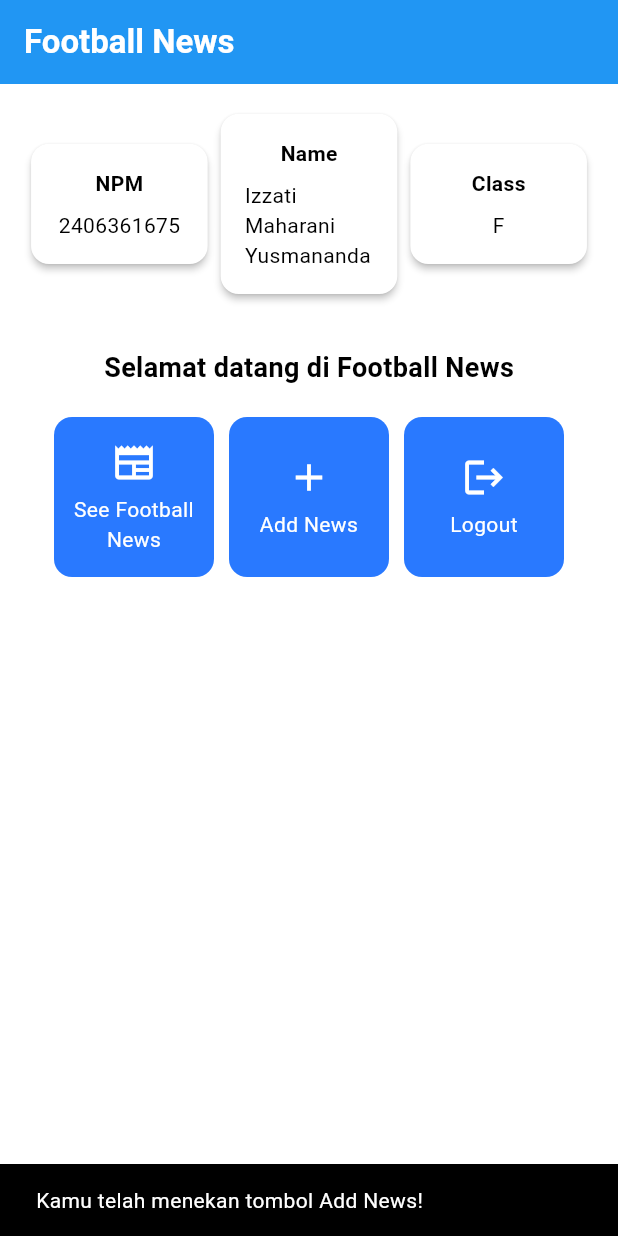
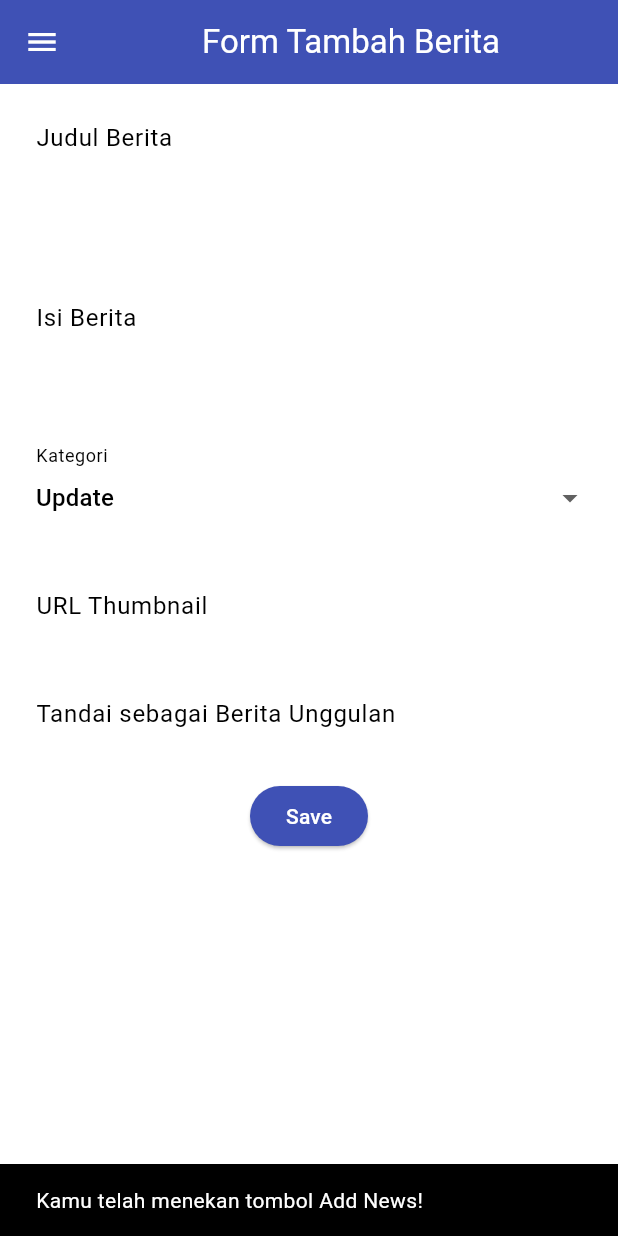
Before and after one commit to izziewizzle/football-news-mobile, a Flutter app: the screen it shows after launch, after a tap on "Add News", on a phone screen of 412 x 824 dp. Run offline on Flutter 3.47's test engine with Material 3 defaults, Android fonts, the phone set to English and light mode, and no system bars.

Commit message:
TUTOR7 DONE

```diff
--- a/lib/main.dart
+++ b/lib/main.dart
@@ -1,5 +1,5 @@
 import 'package:flutter/material.dart';
-import 'package:football_news/menu.dart';
+import 'package:football_news/screens/menu.dart';
 
 void main() {
   runApp(const MyApp());
@@ -8,29 +8,12 @@ void main() {
 class MyApp extends StatelessWidget {
   const MyApp({super.key});
 
-  // This widget is the root of your application.
   @override
   Widget build(BuildContext context) {
     return MaterialApp(
       title: 'Flutter Demo',
       theme: ThemeData(
-        // This is the theme of your application.
-        //
-        // TRY THIS: Try running your application with "flutter run". You'll see
-        // the application has a purple toolbar. Then, without quitting the app,
-        // try changing the seedColor in the colorScheme below to Colors.green
-        // and then invoke "hot reload" (save your changes or press the "hot
-        // reload" button in a Flutter-supported IDE, or press "r" if you used
-        // the command line to start the app).
-        //
-        // Notice that the counter didn't reset back to zero; the application
-        // state is not lost during the reload. To reset the state, use hot
-        // restart instead.
-        //
-        // This works for code too, not just values: Most code changes can be
-        // tested with just a hot reload.
-          colorScheme: ColorScheme.fromSwatch(primarySwatch: Colors.blue)
-  .copyWith(secondary: Colors.blueAccent[400]),
+         colorScheme: ColorScheme.fromSwatch(primarySwatch: Colors.blue).copyWith(secondary: Colors.blueAccent[400]),
       ),
       home: MyHomePage(),
     );
--- a/lib/menu.dart
+++ /dev/null
@@ -1,187 +0,0 @@
-import 'package:flutter/material.dart';
-
-class MyHomePage extends StatelessWidget {
-    MyHomePage({super.key}); //sudah ada pada code sebelumnya
-
-    final String nama = "Izzati Maharani Yusmananda"; //nama
-    final String npm = "2406361675"; //npm
-    final String kelas = "F"; //kelas
-
-    final List<ItemHomepage> items = [
-    ItemHomepage("See Football News", Icons.newspaper),
-    ItemHomepage("Add News", Icons.add),
-    ItemHomepage("Logout", Icons.logout),
-    ];
-
-    @override
-    Widget build(BuildContext context) {
-    // Scaffold menyediakan struktur dasar halaman dengan AppBar dan body.
-    return Scaffold(
-      // AppBar adalah bagian atas halaman yang menampilkan judul.
-        appBar: AppBar(
-            // Judul aplikasi "Football News" dengan teks putih dan tebal.
-            title: const Text(
-            'Football News',
-            style: TextStyle(
-                color: Colors.white,
-                fontWeight: FontWeight.bold,
-            ),
-            ),
-            // Warna latar belakang AppBar diambil dari skema warna tema aplikasi.
-            backgroundColor: Theme.of(context).colorScheme.primary,
-        ),
-        // Body halaman dengan padding di sekelilingnya.
-        body: Padding(
-            padding: const EdgeInsets.all(16.0),
-            // Menyusun widget secara vertikal dalam sebuah kolom.
-            child: Column(
-            crossAxisAlignment: CrossAxisAlignment.center,
-            children: [
-                // Row untuk menampilkan 3 InfoCard secara horizontal.
-                Row(
-                mainAxisAlignment: MainAxisAlignment.spaceEvenly,
-                children: [
-                    InfoCard(title: 'NPM', content: npm),
-                    InfoCard(title: 'Name', content: nama),
-                    InfoCard(title: 'Class', content: kelas),
-                ],
-                ),
-
-                // Memberikan jarak vertikal 16 unit.
-                const SizedBox(height: 16.0),
-
-                // Menempatkan widget berikutnya di tengah halaman.
-                Center(
-                child: Column(
-                    // Menyusun teks dan grid item secara vertikal.
-
-                    children: [
-                    // Menampilkan teks sambutan dengan gaya tebal dan ukuran 18.
-                    const Padding(
-                        padding: EdgeInsets.only(top: 16.0),
-                        child: Text(
-                        'Selamat datang di Football News',
-                        style: TextStyle(
-                            fontWeight: FontWeight.bold,
-                            fontSize: 18.0,
-                        ),
-                        ),
-                    ),
-
-                    // Grid untuk menampilkan ItemCard dalam bentuk grid 3 kolom.
-                    GridView.count(
-                        primary: true,
-                        padding: const EdgeInsets.all(20),
-                        crossAxisSpacing: 10,
-                        mainAxisSpacing: 10,
-                        crossAxisCount: 3,
-                        // Agar grid menyesuaikan tinggi kontennya.
-                        shrinkWrap: true,
-
-                        // Menampilkan ItemCard untuk setiap item dalam list items.
-                        children: items.map((ItemHomepage item) {
-                        return ItemCard(item);
-                        }).toList(),
-                    ),
-                    ],
-                ),
-                ),
-            ],
-            ),
-        ),
-        );
-    }
-    }
-
-    class InfoCard extends StatelessWidget {
-    // Kartu informasi yang menampilkan title dan content.
-
-    final String title;  // Judul kartu.
-    final String content;  // Isi kartu.
-
-    const InfoCard({super.key, required this.title, required this.content});
-
-    @override
-    Widget build(BuildContext context) {
-        return Card(
-        // Membuat kotak kartu dengan bayangan dibawahnya.
-        elevation: 2.0,
-        child: Container(
-            // Mengatur ukuran dan jarak di dalam kartu.
-            width: MediaQuery.of(context).size.width / 3.5, // menyesuaikan dengan lebar device yang digunakan.
-            padding: const EdgeInsets.all(16.0),
-            // Menyusun title dan content secara vertikal.
-            child: Column(
-            children: [
-                Text(
-                title,
-                style: const TextStyle(fontWeight: FontWeight.bold),
-                ),
-                const SizedBox(height: 8.0),
-                Text(content),
-            ],
-            ),
-        ),
-        );
-    }
-    }
-
-    class ItemHomepage {
-    final String name;
-    final IconData icon;
-
-    ItemHomepage(this.name, this.icon);
-    }
-
-    class ItemCard extends StatelessWidget {
-    // Menampilkan kartu dengan ikon dan nama.
-
-    final ItemHomepage item;
-
-    const ItemCard(this.item, {super.key});
-
-    @override
-    Widget build(BuildContext context) {
-        return Material(
-        // Menentukan warna latar belakang dari tema aplikasi.
-        color: Theme.of(context).colorScheme.secondary,
-        // Membuat sudut kartu melengkung.
-        borderRadius: BorderRadius.circular(12),
-
-        child: InkWell(
-            // Aksi ketika kartu ditekan.
-            onTap: () {
-            // Menampilkan pesan SnackBar saat kartu ditekan.
-            ScaffoldMessenger.of(context)
-                ..hideCurrentSnackBar()
-                ..showSnackBar(
-                SnackBar(content: Text("Kamu telah menekan tombol ${item.name}!"))
-                );
-            },
-            // Container untuk menyimpan Icon dan Text
-            child: Container(
-            padding: const EdgeInsets.all(8),
-            child: Center(
-                child: Column(
-                // Menyusun ikon dan teks di tengah kartu.
-                mainAxisAlignment: MainAxisAlignment.center,
-                children: [
-                    Icon(
-                    item.icon,
-                    color: Colors.white,
-                    size: 30.0,
-                    ),
-                    const Padding(padding: EdgeInsets.all(3)),
-                    Text(
-                    item.name,
-                    textAlign: TextAlign.center,
-                    style: const TextStyle(color: Colors.white),
-                    ),
-                ],
-                ),
-            ),
-            ),
-        ),
-        );
-    }
-}
--- /dev/null
+++ b/lib/screens/menu.dart
@@ -0,0 +1,159 @@
+import 'package:flutter/material.dart';
+import 'package:football_news/widgets/left_drawer.dart';
+import 'package:football_news/screens/newslist_form.dart';
+
+class MyHomePage extends StatelessWidget {
+  MyHomePage({super.key});
+
+  final String nama = "Izzati Maharani Yusmananda";
+  final String npm = "2406361675";
+  final String kelas = "F";
+
+  final List<ItemHomepage> items = [
+    ItemHomepage("See Football News", Icons.newspaper),
+    ItemHomepage("Add News", Icons.add),
+    ItemHomepage("Logout", Icons.logout),
+  ];
+
+  @override
+  Widget build(BuildContext context) {
+    return Scaffold(
+      appBar: AppBar(
+        title: const Text(
+          'Football News',
+          style: TextStyle(
+            color: Colors.white,
+            fontWeight: FontWeight.bold,
+          ),
+        ),
+        backgroundColor: Theme.of(context).colorScheme.primary,
+      ),
+      drawer: LeftDrawer(),
+      body: Padding(
+        padding: const EdgeInsets.all(16.0),
+        child: Column(
+          crossAxisAlignment: CrossAxisAlignment.center,
+          children: [
+            // Row untuk 3 InfoCard
+            Row(
+              mainAxisAlignment: MainAxisAlignment.spaceEvenly,
+              children: [
+                InfoCard(title: 'NPM', content: npm),
+                InfoCard(title: 'Name', content: nama),
+                InfoCard(title: 'Class', content: kelas),
+              ],
+            ),
+            const SizedBox(height: 16.0),
+            Center(
+              child: Column(
+                children: [
+                  const Padding(
+                    padding: EdgeInsets.only(top: 16.0),
+                    child: Text(
+                      'Selamat datang di Football News',
+                      style: TextStyle(
+                        fontWeight: FontWeight.bold,
+                        fontSize: 18.0,
+                      ),
+                    ),
+                  ),
+                  GridView.count(
+                    primary: false,
+                    padding: const EdgeInsets.all(20),
+                    crossAxisSpacing: 10,
+                    mainAxisSpacing: 10,
+                    crossAxisCount: 3,
+                    shrinkWrap: true,
+                    children: items.map((item) => ItemCard(item)).toList(),
+                  ),
+                ],
+              ),
+            ),
+          ],
+        ),
+      ),
+    );
+  }
+}
+
+class ItemHomepage {
+  final String name;
+  final IconData icon;
+
+  ItemHomepage(this.name, this.icon);
+}
+
+class ItemCard extends StatelessWidget {
+  final ItemHomepage item;
+
+  const ItemCard(this.item, {super.key});
+
+  @override
+  Widget build(BuildContext context) {
+    return Material(
+      color: Theme.of(context).colorScheme.secondary,
+      borderRadius: BorderRadius.circular(12),
+      child: InkWell(
+        onTap: () {
+        // Memunculkan SnackBar ketika diklik
+        ScaffoldMessenger.of(context)
+          ..hideCurrentSnackBar()
+          ..showSnackBar(SnackBar(
+              content: Text("Kamu telah menekan tombol ${item.name}!")));
+
+        // Navigate ke route yang sesuai (tergantung jenis tombol)
+        if (item.name == "Add News") {
+          Navigator.push(
+            context,
+            MaterialPageRoute(
+              builder: (context) => const NewsFormPage(),
+            ),
+          );
+        }
+      },
+        child: Container(
+          padding: const EdgeInsets.all(8),
+          child: Center(
+            child: Column(
+              mainAxisAlignment: MainAxisAlignment.center,
+              children: [
+                Icon(item.icon, color: Colors.white, size: 30.0),
+                const SizedBox(height: 5),
+                Text(
+                  item.name,
+                  textAlign: TextAlign.center,
+                  style: const TextStyle(color: Colors.white),
+                ),
+              ],
+            ),
+          ),
+        ),
+      ),
+    );
+  }
+}
+
+class InfoCard extends StatelessWidget {
+  final String title;
+  final String content;
+
+  const InfoCard({super.key, required this.title, required this.content});
+
+  @override
+  Widget build(BuildContext context) {
+    return Card(
+      elevation: 2.0,
+      child: Container(
+        width: MediaQuery.of(context).size.width / 3.5,
+        padding: const EdgeInsets.all(16.0),
+        child: Column(
+          children: [
+            Text(title, style: const TextStyle(fontWeight: FontWeight.bold)),
+            const SizedBox(height: 8.0),
+            Text(content),
+          ],
+        ),
+      ),
+    );
+  }
+}
--- /dev/null
+++ b/lib/screens/newslist_form.dart
@@ -0,0 +1,212 @@
+import 'package:flutter/material.dart';
+import 'package:football_news/widgets/left_drawer.dart';
+
+class NewsFormPage extends StatefulWidget {
+  const NewsFormPage({super.key});
+
+  @override
+  State<NewsFormPage> createState() => _NewsFormPageState();
+}
+
+class _NewsFormPageState extends State<NewsFormPage> {
+  final _formKey = GlobalKey<FormState>();
+  String _title = "";
+  String _content = "";
+  String _category = "update"; // default
+  String _thumbnail = "";
+  bool _isFeatured = false; // default
+
+  final List<String> _categories = [
+    'transfer',
+    'update',
+    'exclusive',
+    'match',
+    'rumor',
+    'analysis',
+  ];
+
+  @override
+  Widget build(BuildContext context) {
+    return Scaffold(
+      appBar: AppBar(
+        title: const Center(
+          child: Text(
+            'Form Tambah Berita',
+          ),
+        ),
+        backgroundColor: Colors.indigo,
+        foregroundColor: Colors.white,
+      ),
+      drawer: const LeftDrawer(),
+      body: Form(
+        key: _formKey,
+        child: SingleChildScrollView(
+          child: Column(
+            crossAxisAlignment: CrossAxisAlignment.start,
+            children: [
+              // === Title ===
+              Padding(
+                padding: const EdgeInsets.all(8.0),
+                child: TextFormField(
+                  decoration: InputDecoration(
+                    hintText: "Judul Berita",
+                    labelText: "Judul Berita",
+                    border: OutlineInputBorder(
+                      borderRadius: BorderRadius.circular(5.0),
+                    ),
+                  ),
+                  onChanged: (String? value) {
+                    setState(() {
+                      _title = value!;
+                    });
+                  },
+                  validator: (String? value) {
+                    if (value == null || value.isEmpty) {
+                      return "Judul tidak boleh kosong!";
+                    }
+                    return null;
+                  },
+                ),
+              ),
+              Padding(
+                padding: const EdgeInsets.all(8.0),
+                child: TextFormField(
+                  maxLines: 5,
+                  decoration: InputDecoration(
+                    hintText: "Isi Berita",
+                    labelText: "Isi Berita",
+                    border: OutlineInputBorder(
+                      borderRadius: BorderRadius.circular(5.0),
+                    ),
+                  ),
+                  onChanged: (String? value) {
+                    setState(() {
+                      _content = value!;
+                    });
+                  },
+                  validator: (String? value) {
+                    if (value == null || value.isEmpty) {
+                      return "Isi berita tidak boleh kosong!";
+                    }
+                    return null;
+                  },
+                ),
+              ),
+
+              // === Category ===
+              Padding(
+                padding: const EdgeInsets.all(8.0),
+                child: DropdownButtonFormField<String>(
+                  decoration: InputDecoration(
+                    labelText: "Kategori",
+                    border: OutlineInputBorder(
+                      borderRadius: BorderRadius.circular(5.0),
+                    ),
+                  ),
+                  value: _category,
+                  items: _categories
+                      .map((cat) => DropdownMenuItem(
+                            value: cat,
+                            child: Text(
+                                cat[0].toUpperCase() + cat.substring(1)),
+                          ))
+                      .toList(),
+                  onChanged: (String? newValue) {
+                    setState(() {
+                      _category = newValue!;
+                    });
+                  },
+                ),
+              ),
+
+              // === Thumbnail URL ===
+              Padding(
+                padding: const EdgeInsets.all(8.0),
+                child: TextFormField(
+                  decoration: InputDecoration(
+                    hintText: "URL Thumbnail (opsional)",
+                    labelText: "URL Thumbnail",
+                    border: OutlineInputBorder(
+                      borderRadius: BorderRadius.circular(5.0),
+                    ),
+                  ),
+                  onChanged: (String? value) {
+                    setState(() {
+                      _thumbnail = value!;
+                    });
+                  },
+                ),
+              ),
+
+              // === Is Featured ===
+              Padding(
+                padding: const EdgeInsets.all(8.0),
+                child: SwitchListTile(
+                  title: const Text("Tandai sebagai Berita Unggulan"),
+                  value: _isFeatured,
+                  onChanged: (bool value) {
+                    setState(() {
+                      _isFeatured = value;
+                    });
+                  },
+                ),
+              ),
+              Align(
+                alignment: Alignment.bottomCenter,
+                child: Padding(
+                  padding: const EdgeInsets.all(8.0),
+                  child: ElevatedButton(
+                  style: ButtonStyle(
+                    backgroundColor:
+                        MaterialStateProperty.all(Colors.indigo),
+                  ),
+                  onPressed: () {
+                    if (_formKey.currentState!.validate()) {
+                      // ✅ Tampilkan pop-up (AlertDialog)
+                      showDialog(
+                        context: context,
+                        builder: (context) {
+                          return AlertDialog(
+                            title: const Text('Produk berhasil tersimpan'),
+                            content: SingleChildScrollView(
+                              child: Column(
+                                crossAxisAlignment: CrossAxisAlignment.start,
+                                children: [
+                                  Text('Judul: $_title'),
+                                  Text('Isi: $_content'),
+                                  Text('Kategori: $_category'),
+                                  Text('Thumbnail: $_thumbnail'),
+                                  Text('Unggulan: ${_isFeatured ? "Ya" : "Tidak"}'),
+                                ],
+                              ),
+                            ),
+                            actions: [
+                              TextButton(
+                                child: const Text('OK'),
+                                onPressed: () {
+                                  Navigator.pop(context); // menutup pop-up
+                                },
+                              ),
+                            ],
+                          );
+                        },
+                      );
+
+                      // ✅ Reset form setelah dialog muncul
+                      _formKey.currentState!.reset();
+                    }
+                  },
+                  child: const Text(
+                    "Save",
+                    style: TextStyle(color: Colors.white),
+                  ),
+                ),
+                                  ),
+              ),
+            ],
+          ),
+        ),
+      ),
+    );
+  }
+}
--- /dev/null
+++ b/lib/widgets/left_drawer.dart
@@ -0,0 +1,70 @@
+import 'package:flutter/material.dart';
+import 'package:football_news/screens/menu.dart';
+import 'package:football_news/screens/newslist_form.dart';
+
+class LeftDrawer extends StatelessWidget {
+  const LeftDrawer({super.key});
+
+  @override
+  Widget build(BuildContext context) {
+    return Drawer(
+      child: ListView(
+        children: [
+          const DrawerHeader(
+            decoration: BoxDecoration(
+              color: Colors.blue,
+            ),
+            child: Column(
+              children: [
+                Text(
+                  'Football News',
+                  textAlign: TextAlign.center,
+                  style: TextStyle(
+                    fontSize: 30,
+                    fontWeight: FontWeight.bold,
+                    color: Colors.white,
+                  ),
+                ),
+                Padding(padding: EdgeInsets.all(10)),
+                Text(
+                  "Seluruh berita sepak bola terkini di sini!",
+                  textAlign: TextAlign.center,
+                  style: TextStyle(
+                    fontSize: 15,
+                    color: Colors.white,
+                    fontWeight: FontWeight.normal,
+                  ),
+                ),
+              ],
+            ),
+          ),
+
+          ListTile(
+            leading: const Icon(Icons.home_outlined),
+            title: const Text('Home'),
+            onTap: () {
+              Navigator.pushReplacement(
+                context,
+                MaterialPageRoute(
+                  builder: (context) => MyHomePage(),
+                ),
+              );
+            },
+          ),
+          ListTile(
+            leading: const Icon(Icons.post_add),
+            title: const Text('Add News'),
+            onTap: () {
+              Navigator.pushReplacement(
+                context,
+                MaterialPageRoute(
+                  builder: (context) => const NewsFormPage(),
+                ),
+              );
+            },
+          ),
+        ],
+      ),
+    );
+  }
+}
```
Also changed, not shown: lib/widgets/news_card.dart (added, +78 -0 lines).
